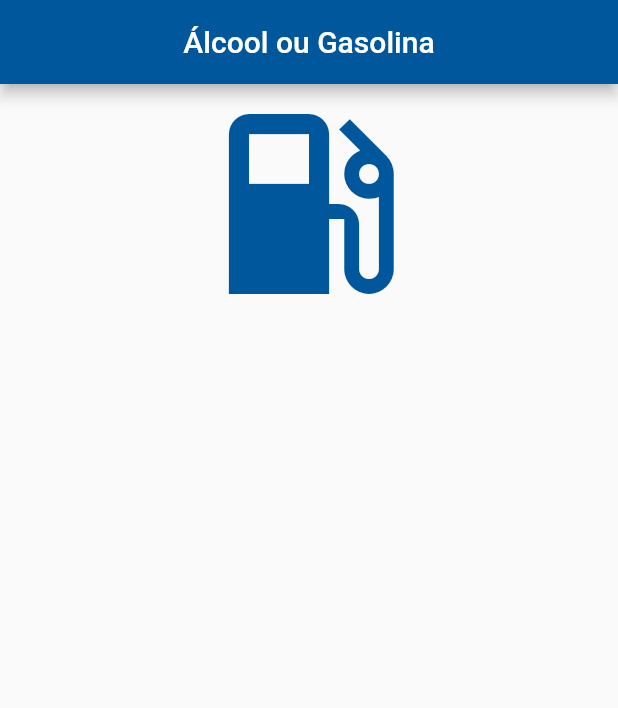
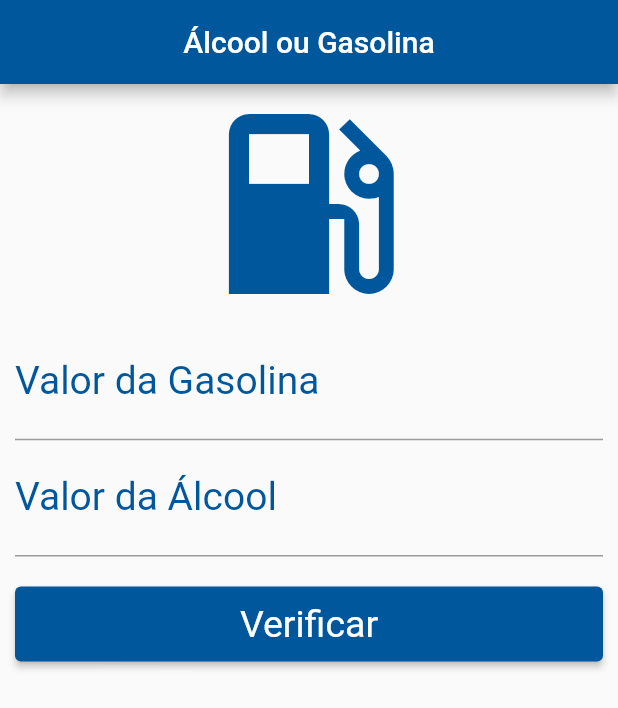
Before and after one commit to agbarros0/2021-1_quinta_noite, a Flutter app: the screen it shows after launch, on a phone screen of 412 x 824 dp. Shown: the top 708 px of the screen. Run offline on Flutter 3.47's test engine with Material 2 defaults, Android fonts, the phone set to English and light mode, and no system bars.

Commit message:
Update main.dart

```diff
--- a/alcool_gasolina/lib/main.dart
+++ b/alcool_gasolina/lib/main.dart
@@ -34,6 +34,39 @@ class _HomeState extends State<Home> {
                 Icons.local_gas_station,
                 size: 160.0,
                 color: Colors.lightBlue[900],
+              ),
+              TextFormField(
+                textAlign: TextAlign.center,
+                keyboardType: TextInputType.numberWithOptions(decimal: true),
+                style: TextStyle(color: Colors.lightBlue[900], fontSize: 26.0),
+                decoration: InputDecoration(
+                    labelText: "Valor da Gasolina",
+                    labelStyle: TextStyle(color: Colors.lightBlue[900])),
+              ),
+              TextFormField(
+                textAlign: TextAlign.center,
+                keyboardType: TextInputType.numberWithOptions(decimal: true),
+                style: TextStyle(color: Colors.lightBlue[900], fontSize: 26.0),
+                decoration: InputDecoration(
+                    labelText: "Valor da Álcool",
+                    labelStyle: TextStyle(color: Colors.lightBlue[900])),
+              ),
+              Padding(
+                padding: EdgeInsets.only(top: 20.0, bottom: 20.0),
+                child: Container(
+                  height: 50.0,
+                  child: ElevatedButton(
+                    onPressed: () { },
+                    child: Text('Verificar'),
+                    style: ElevatedButton.styleFrom(
+                      primary: Colors.lightBlue[900],
+                      onPrimary: Colors.white,
+                      textStyle: TextStyle(
+                        fontSize: 25.0
+                      )
+                    ),
+                  ),
+                ),
               )
               //PARAMOS AQUI
             ],
```
